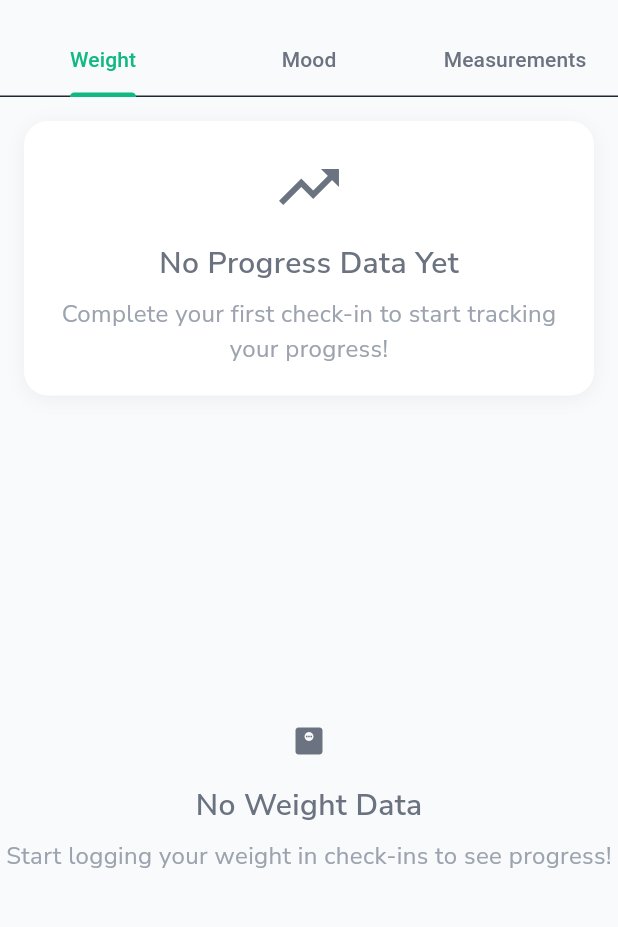
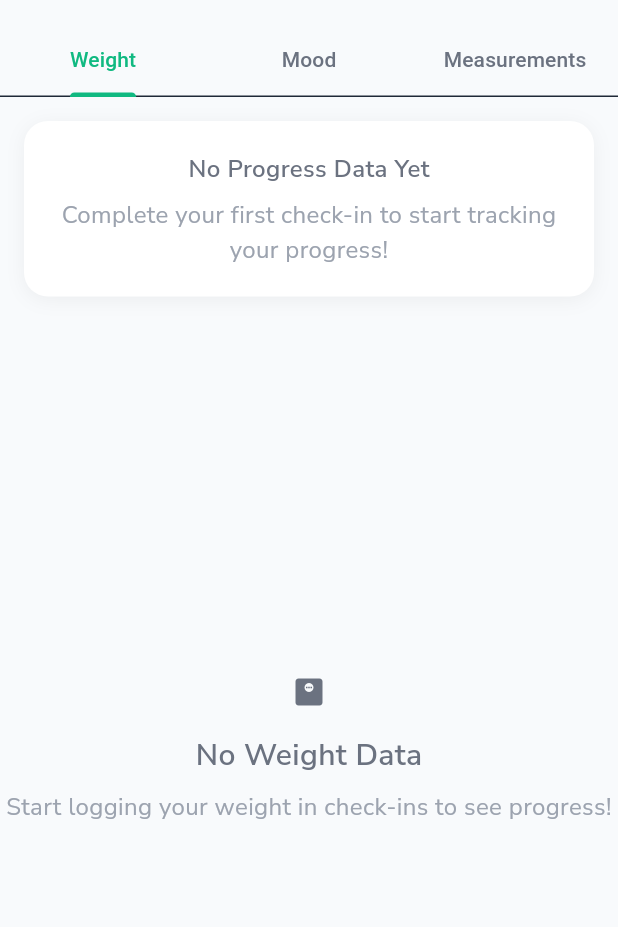
Before and after one commit to mahmoudal99/moctarnutrition, a Flutter app: the ProgressScreen screen opened directly, after a tap on the "close" icon, on a phone screen of 412 x 824 dp, the part 59-986 px from its top. Run offline on Flutter 3.47's test engine with Material 3 defaults, Android fonts, the phone set to English and light mode, and no system bars; our stand-ins replace cached_network_image, cloud_firestore, firebase_auth, firebase_core, firebase_storage, fl_chart and 15 more; missing offline and left inert: flutter_floating_bottom_bar; accounts and stored records are empty; project files that could hold a hidden picture were left out.

Commit message:
UI improvements

```diff
--- a/lib/features/progress/presentation/screens/progress_screen.dart
+++ b/lib/features/progress/presentation/screens/progress_screen.dart
@@ -142,15 +142,9 @@ class _ProgressSummaryCard extends StatelessWidget {
         ),
         child: Column(
           children: [
-            const Icon(
-              Icons.trending_up,
-              size: 48,
-              color: AppConstants.textSecondary,
-            ),
-            const SizedBox(height: 12),
             Text(
               'No Progress Data Yet',
-              style: AppTextStyles.heading4.copyWith(
+              style: AppTextStyles.heading5.copyWith(
                 color: AppConstants.textSecondary,
               ),
             ),
```
